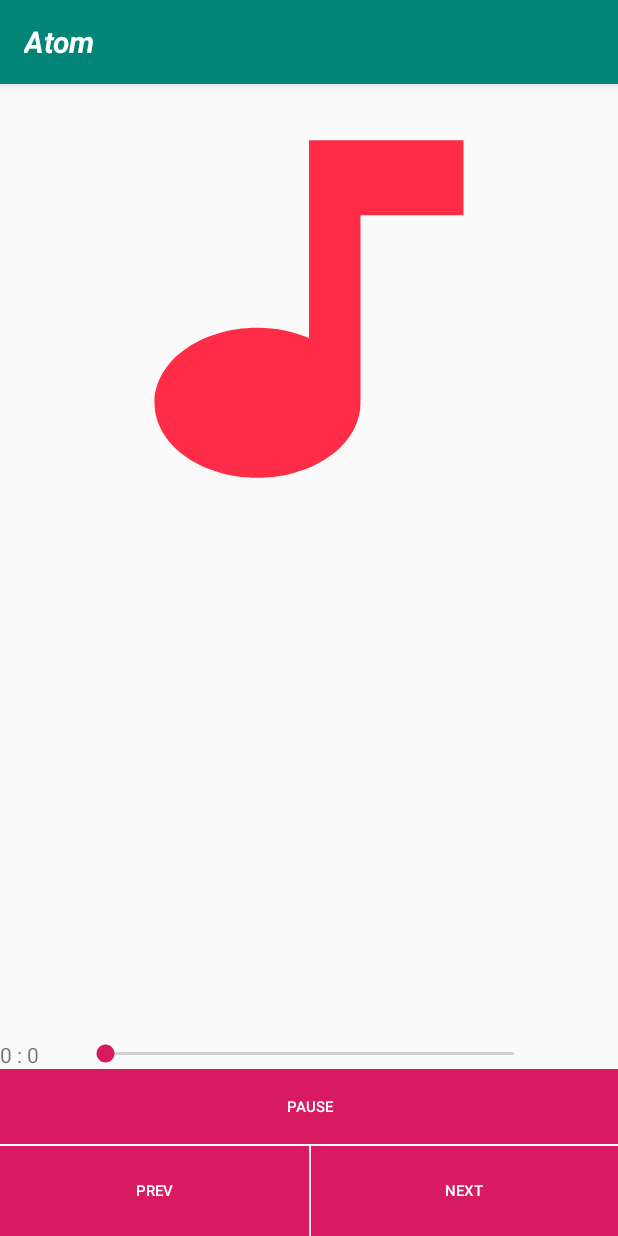
After one commit to navaneethsaj/Atom-Music-Player, an Android app: the FullPlayerActivity screen opened directly, with no data from a screen before it, on a phone screen of 412 x 824 dp. The commit adds this screen. Run offline under Robolectric (Android 15) with nearby library versions, the phone set to English and light mode, and no system bars; our stand-ins replace Picasso; 9 statements that could not run were skipped.

Commit message:
full scrre player basic functionalities done

```diff
--- /dev/null
+++ b/app/src/main/java/com/blazingapps/asus/atom/FullPlayerActivity.java
@@ -0,0 +1,148 @@
+package com.blazingapps.asus.atom;
+
+import android.content.ComponentName;
+import android.content.ContentUris;
+import android.content.Context;
+import android.content.Intent;
+import android.content.ServiceConnection;
+import android.media.MediaPlayer;
+import android.media.audiofx.Visualizer;
+import android.net.Uri;
+import android.os.Handler;
+import android.os.IBinder;
+import android.support.design.widget.NavigationView;
+import android.support.v4.content.ContextCompat;
+import android.support.v4.widget.DrawerLayout;
+import android.support.v7.app.AppCompatActivity;
+import android.os.Bundle;
+import android.util.Log;
+import android.view.View;
+import android.widget.Button;
+import android.widget.ImageView;
+import android.widget.ListView;
+import android.widget.SeekBar;
+import android.widget.TextView;
+
+
+import com.squareup.picasso.Picasso;
+
+import java.util.ArrayList;
+import java.util.concurrent.TimeUnit;
+
+
+public class FullPlayerActivity extends AppCompatActivity implements SeekBar.OnSeekBarChangeListener{
+
+    private ArrayList<Song> songList;
+    MusicService musicService;
+    boolean isBound = false;
+    ImageView albumArt;
+    android.support.v7.widget.Toolbar toolbar;
+    Button playButton,nextButton,prevButton;
+    ImageView albumArtImageView;
+    TextView titleTextview,artistTextview;
+    int startTime=0;
+    TextView currtime,maxtime;
+    SeekBar seekBar;
+    MediaPlayer mediaPlayer;
+    private Handler myHandler = new Handler();
+
+    @Override
+    protected void onCreate(Bundle savedInstanceState) {
+        super.onCreate(savedInstanceState);
+        setContentView(R.layout.activity_full_player);
+
+        currtime = findViewById(R.id.playtime);
+        maxtime = findViewById(R.id.tot_time);
+        seekBar = findViewById(R.id.seek_bar_full);
+        prevButton = findViewById(R.id.previous_fullplayer);
+        nextButton = findViewById(R.id.next_fullplayer);
+        playButton = findViewById(R.id.play_pause_fullplayer);
+        albumArt = findViewById(R.id.albumartFullplayer);
+        seekBar.setOnSeekBarChangeListener(this);
+
+        Intent intent = new Intent(this, MusicService.class);
+        bindService(intent, serviceConnection, Context.BIND_ABOVE_CLIENT);
+
+    }
+
+    private ServiceConnection serviceConnection = new ServiceConnection() {
+        @Override
+        public void onServiceConnected(ComponentName name, IBinder service) {
+            MusicService.MyBinder binder = (MusicService.MyBinder) service;
+            musicService = binder.getService();
+            isBound = true;
+            mediaPlayer = musicService.getPlayerInstance();
+            myHandler.postDelayed(UpdateSongTime,100);
+
+            musicService.setFullPlayerArt(albumArt);
+            musicService.setUIFullScrn(prevButton,playButton,nextButton);
+            musicService.updateUIFullPlayer();
+            setalbumArt();
+
+            Log.d("TAGZ","Connected");
+        }
+
+        @Override
+        public void onServiceDisconnected(ComponentName name) {
+            musicService = null;
+            isBound = false;
+            Log.d("TAGZ","Disconnected");
+        }
+    };
+
+    private void setalbumArt() {
+        Uri sArtworkUri = Uri
+                .parse("content://media/external/audio/albumart");
+        Uri albumArtUri = ContentUris.withAppendedId(sArtworkUri, musicService.getalBumId());
+        Picasso.get().load(albumArtUri).placeholder(R.drawable.ic_music_note_blue_24dp).error(R.drawable.ic_music_note_red_24dp).into(albumArt);
+
+    }
+
+    Runnable UpdateSongTime = new Runnable() {
+        public void run() {
+            startTime = mediaPlayer.getCurrentPosition();
+            currtime.setText(String.format("%d : %d",
+                    TimeUnit.MILLISECONDS.toMinutes((long) startTime),
+                    TimeUnit.MILLISECONDS.toSeconds((long) startTime) -
+                            TimeUnit.MINUTES.toSeconds(TimeUnit.MILLISECONDS.
+                                    toMinutes((long) startTime)))
+            );
+            maxtime.setText(String.format("%d : %d",
+                    TimeUnit.MILLISECONDS.toMinutes((long) mediaPlayer.getDuration()),
+                    TimeUnit.MILLISECONDS.toSeconds((long) mediaPlayer.getDuration()) -
+                            TimeUnit.MINUTES.toSeconds(TimeUnit.MILLISECONDS.
+                                    toMinutes((long) mediaPlayer.getDuration())))
+            );
+            seekBar.setMax(mediaPlayer.getDuration());
+            seekBar.setProgress(startTime);
+            myHandler.postDelayed(this, 100);
+        }
+    };
+
+    public void playClicked(View v){
+        musicService.play_pause();
+    }
+    public void prevClicked(View v){
+        musicService.prev();
+    }
+    public void nextClicked(View v){
+        musicService.next();
+    }
+
+    @Override
+    public void onProgressChanged(SeekBar seekBar, int i, boolean b) {
+
+    }
+
+    @Override
+    public void onStartTrackingTouch(SeekBar seekBar) {
+
+    }
+
+    @Override
+    public void onStopTrackingTouch(SeekBar seekBar) {
+        musicService.seekTo(seekBar.getProgress());
+    }
+
+
+}
--- /dev/null
+++ b/app/src/main/res/layout/activity_full_player.xml
@@ -0,0 +1,134 @@
+<?xml version="1.0" encoding="utf-8"?>
+<RelativeLayout
+    xmlns:android="http://schemas.android.com/apk/res/android"
+    xmlns:app="http://schemas.android.com/apk/res-auto"
+    xmlns:tools="http://schemas.android.com/tools"
+    android:layout_width="match_parent"
+    android:layout_height="match_parent"
+    tools:context=".FullPlayerActivity">
+    <android.support.design.widget.AppBarLayout
+        android:layout_width="match_parent"
+        android:layout_height="wrap_content"
+        android:id="@+id/appbar"
+        android:theme="@style/AppTheme.AppBarOverlay">
+
+        <android.support.v7.widget.Toolbar
+            android:id="@+id/toolbar"
+            android:layout_width="match_parent"
+            android:layout_height="?attr/actionBarSize"
+            android:background="?attr/colorPrimary"
+            app:popupTheme="@style/AppTheme.PopupOverlay" >
+            <TextView
+                android:layout_width="match_parent"
+                android:layout_height="match_parent"
+                android:textSize="20sp"
+                android:textColor="@color/white"
+                android:text="Atom"
+                android:gravity="center_vertical"
+                android:textStyle="bold|italic"/>
+        </android.support.v7.widget.Toolbar>
+
+    </android.support.design.widget.AppBarLayout>
+    <RelativeLayout
+        android:layout_below="@id/appbar"
+        android:layout_centerInParent="true"
+        android:id="@+id/middle_layout"
+        android:layout_above="@id/bottom_layout_full_player"
+        android:layout_width="match_parent"
+        android:layout_height="match_parent">
+        <ImageView
+            android:id="@+id/albumartFullplayer"
+            android:scaleType="fitXY"
+            android:layout_width="match_parent"
+            android:layout_height="300dp" />
+    </RelativeLayout>
+    <RelativeLayout
+        android:layout_alignParentBottom="true"
+        android:id="@+id/bottom_layout_full_player"
+        android:layout_width="match_parent"
+        android:layout_height="160dp">
+
+        <LinearLayout
+            android:layout_above="@+id/button_control_full"
+            android:orientation="horizontal"
+            android:layout_width="match_parent"
+            android:layout_height="wrap_content">
+            <TextView
+                android:layout_weight="1"
+                android:id="@+id/playtime"
+                android:gravity="center_vertical"
+                android:layout_width="match_parent"
+                android:layout_height="wrap_content" />
+            <SeekBar
+                android:layout_weight="0.3"
+                android:layout_width="match_parent"
+                android:layout_height="wrap_content"
+                android:id="@+id/seek_bar_full"/>
+            <TextView
+                android:layout_weight="1"
+                android:gravity="center_vertical"
+                android:layout_width="match_parent"
+                android:layout_height="wrap_content"
+                android:id="@+id/tot_time"/>
+        </LinearLayout>
+
+        <LinearLayout
+            android:id="@+id/button_control_full"
+            android:layout_alignParentBottom="true"
+            android:gravity="center"
+            android:orientation="vertical"
+            android:layout_width="match_parent"
+            android:layout_height="wrap_content">
+            <LinearLayout
+                android:layout_width="match_parent"
+                android:layout_height="wrap_content">
+                <Button
+                    android:paddingHorizontal="2dp"
+                    android:background="@color/colorAccent"
+                    android:onClick="playClicked"
+                    android:text="Pause"
+                    android:layout_weight="1.2"
+                    android:textColor="@color/white"
+                    android:id="@+id/play_pause_fullplayer"
+                    android:layout_width="match_parent"
+                    android:textSize="10dp"
+                    android:maxLines="2"
+                    android:layout_height="50dp" />
+            </LinearLayout>
+
+            <LinearLayout
+                android:layout_marginTop="1dp"
+                android:orientation="horizontal"
+                android:layout_width="match_parent"
+                android:layout_height="wrap_content">
+                <Button
+                    android:paddingHorizontal="2dp"
+                    android:onClick="prevClicked"
+                    android:text="Prev"
+                    android:layout_weight="1"
+                    android:textSize="10dp"
+                    android:textColor="@color/white"
+                    android:maxLines="2"
+                    android:background="@color/colorAccent"
+                    android:id="@+id/previous_fullplayer"
+                    android:layout_width="match_parent"
+                    android:layout_height="60dp" />
+
+                <Button
+                    android:paddingHorizontal="2dp"
+                    android:onClick="nextClicked"
+                    android:text="Next"
+                    android:layout_marginLeft="1dp"
+                    android:layout_weight="1"
+                    android:textColor="@color/white"
+                    android:background="@color/colorAccent"
+                    android:id="@+id/next_fullplayer"
+                    android:textSize="10dp"
+                    android:maxLines="2"
+                    android:layout_width="match_parent"
+                    android:layout_height="60dp" />
+            </LinearLayout>
+
+        </LinearLayout>
+    </RelativeLayout>
+</RelativeLayout>
--- a/app/src/main/res/layout/content_main.xml
+++ b/app/src/main/res/layout/content_main.xml
@@ -53,6 +53,7 @@
         <RelativeLayout
             android:layout_below="@+id/seekbarAndTIme"
             android:id="@+id/controls"
+            android:onClick="goFullPlayer"
             android:orientation="horizontal"
             android:layout_width="match_parent"
             android:layout_height="80dp">
--- a/build.gradle
+++ b/build.gradle
@@ -19,6 +19,7 @@ allprojects {
     repositories {
         google()
         jcenter()
+        maven { url 'https://jitpack.io' }
     }
 }
 
```
Also changed, not shown: app/src/main/AndroidManifest.xml (+7 -2 lines), app/src/main/java/com/blazingapps/asus/atom/MainActivity.java (+10 -1 lines), app/src/main/java/com/blazingapps/asus/atom/MusicService.java (+68 -4 lines).
